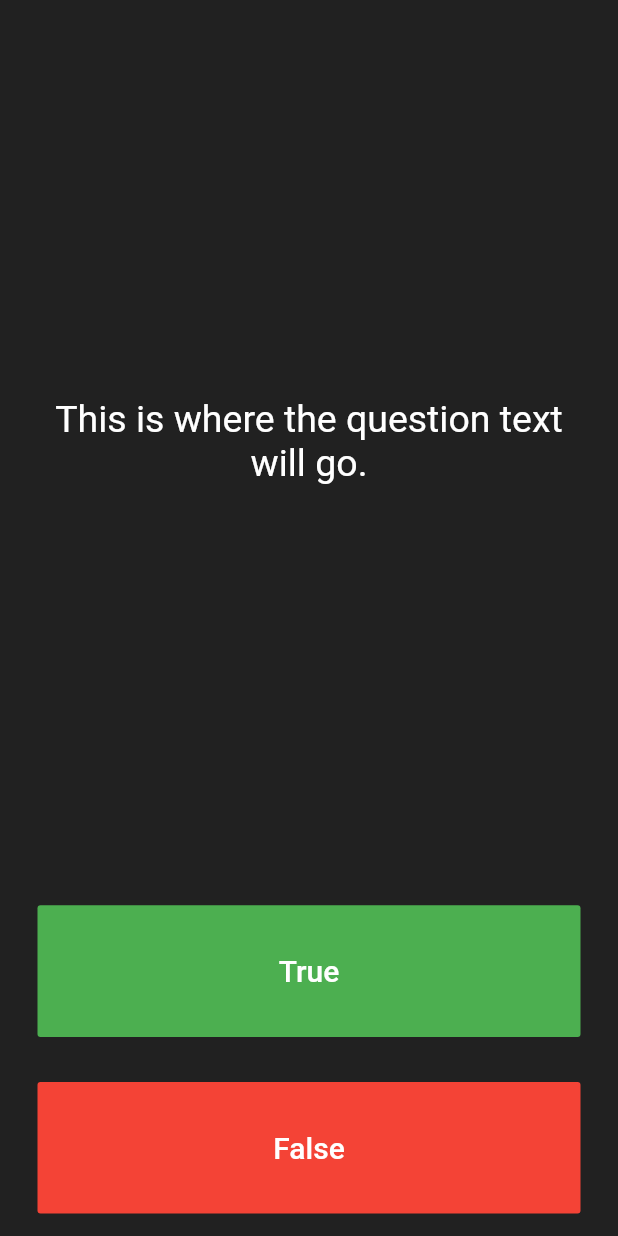
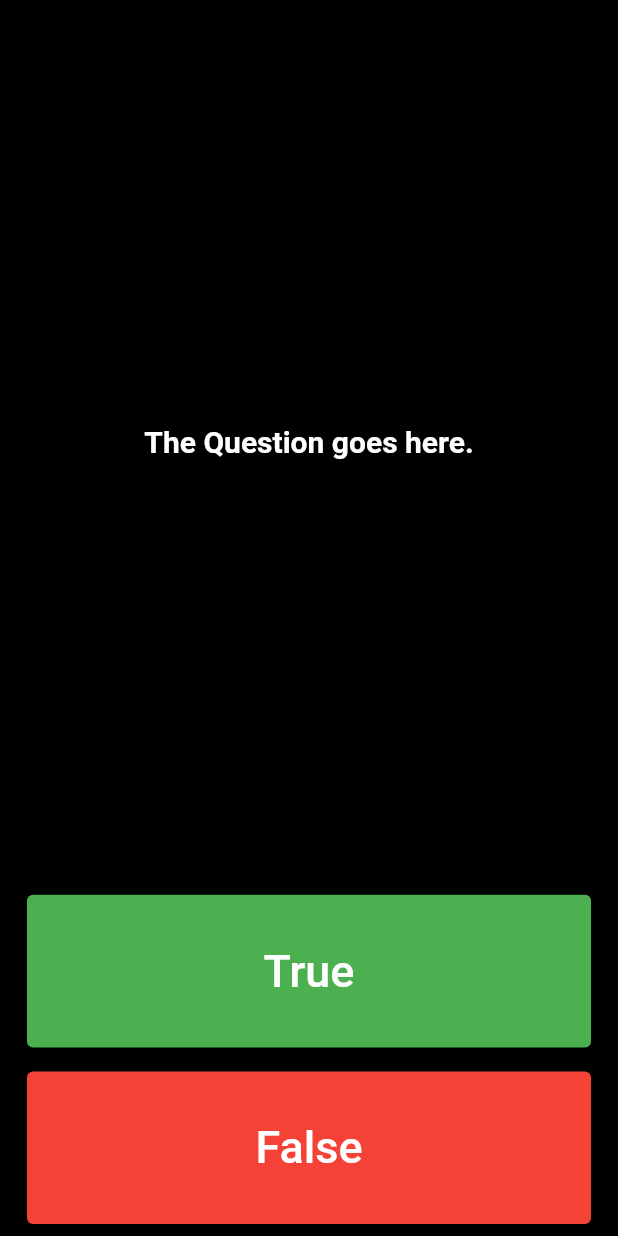
Before and after one commit to bibek-beebayk/Quiz-Flutter, a Flutter app: the screen it shows after launch, on a phone screen of 412 x 824 dp. Run offline on Flutter 3.47's test engine with Material 2 defaults, Android fonts, the phone set to English and light mode, and no system bars.

Commit message:
Updated the UI

```diff
--- a/lib/main.dart
+++ b/lib/main.dart
@@ -7,7 +7,7 @@ class Quizzler extends StatelessWidget {
   Widget build(BuildContext context) {
     return MaterialApp(
       home: Scaffold(
-        backgroundColor: Colors.grey.shade900,
+        backgroundColor: Colors.black,
         body: SafeArea(
           child: Padding(
             padding: EdgeInsets.symmetric(horizontal: 10.0),
@@ -28,63 +28,58 @@ class _QuizPageState extends State<QuizPage> {
   @override
   Widget build(BuildContext context) {
     return Column(
-      mainAxisAlignment: MainAxisAlignment.spaceBetween,
       crossAxisAlignment: CrossAxisAlignment.stretch,
-      children: <Widget>[
+      children: [
         Expanded(
           flex: 5,
-          child: Padding(
-            padding: EdgeInsets.all(10.0),
-            child: Center(
-              child: Text(
-                'This is where the question text will go.',
-                textAlign: TextAlign.center,
-                style: TextStyle(
-                  fontSize: 25.0,
-                  color: Colors.white,
-                ),
+          child: Center(
+            child: Text(
+              'The Question goes here.',
+              textAlign: TextAlign.center,
+              style: TextStyle(
+                fontWeight: FontWeight.bold,
+                fontSize: 20,
+                color: Colors.white,
               ),
             ),
           ),
         ),
         Expanded(
           child: Padding(
-            padding: EdgeInsets.all(15.0),
-            child: FlatButton(
-              textColor: Colors.white,
-              color: Colors.green,
+            padding: const EdgeInsets.all(8.0),
+            child: TextButton(
+              onPressed: () {},
               child: Text(
                 'True',
                 style: TextStyle(
-                  color: Colors.white,
-                  fontSize: 20.0,
+                  fontSize: 30,
                 ),
               ),
-              onPressed: () {
-                //The user picked true.
-              },
+              style: TextButton.styleFrom(
+                primary: Colors.white,
+                backgroundColor: Colors.green,
+              ),
             ),
           ),
         ),
         Expanded(
           child: Padding(
-            padding: EdgeInsets.all(15.0),
-            child: FlatButton(
-              color: Colors.red,
+            padding: const EdgeInsets.all(8.0),
+            child: TextButton(
+              onPressed: () {},
               child: Text(
                 'False',
                 style: TextStyle(
-                  fontSize: 20.0,
-                  color: Colors.white,
+                  fontSize: 30,
                 ),
               ),
-              onPressed: () {
-                //The user picked false.
-              },
+              style: TextButton.styleFrom(
+                primary: Colors.white,
+                backgroundColor: Colors.red,
+              ),
             ),
           ),
         ),
-        //TODO: Add a Row here as your score keeper
       ],
     );
   }
```
